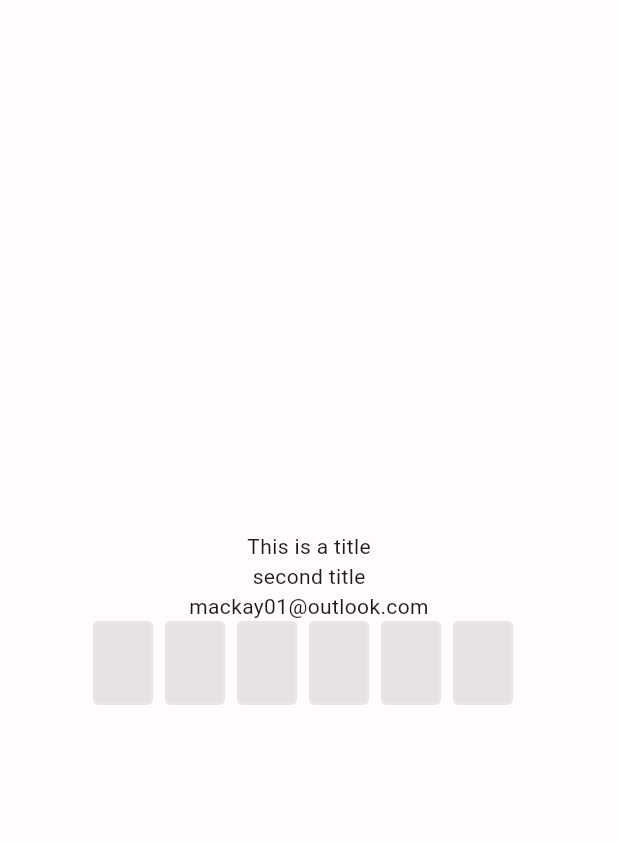
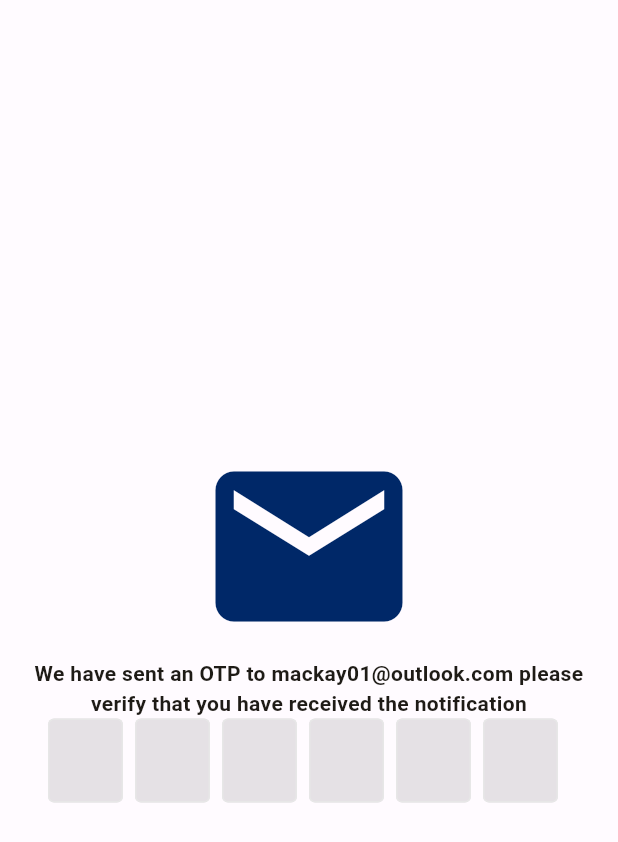
Before and after one commit to enocknkhoma/Season-Organics-Mobile, a Flutter app: the OTPScreen screen opened directly, on a phone screen of 412 x 824 dp. Shown: the top 842 px of the screen. Run offline on Flutter 3.47's test engine with Material 2 defaults, Android fonts, the phone set to English and light mode, and no system bars; drawn by our look-alikes of flutter_otp_text_field; our stand-ins replace flutter_spinkit, get, google_nav_bar, line_awesome_flutter, shared_preferences; accounts and stored records are empty.

Commit message:
second uplaod

```diff
--- a/season/lib/main.dart
+++ b/season/lib/main.dart
@@ -14,6 +14,7 @@ void main() async {
   WidgetsFlutterBinding.ensureInitialized();
   runApp(
     GetMaterialApp(
+
       debugShowCheckedModeBanner: false,
       title: 'Season Organics',
       theme: ThemeData(
@@ -53,7 +54,7 @@ void main() async {
         ),
       ),
       // home:MyHome(),
-      home: Authentication(),
+      home: const Authentication(),
     ),
   );
 }
--- a/season/lib/view/authentication/otp.dart
+++ b/season/lib/view/authentication/otp.dart
@@ -1,5 +1,7 @@
 import 'package:flutter/material.dart';
 import 'package:flutter_otp_text_field/flutter_otp_text_field.dart';
+import 'package:get/get.dart';
+import 'package:season/widget/bottomnavbar.dart';
 
 class OTPScreen extends StatelessWidget {
   const OTPScreen({super.key});
@@ -12,28 +14,31 @@ class OTPScreen extends StatelessWidget {
         child: Column(
           mainAxisAlignment: MainAxisAlignment.center,
           children: [
-            const Text('This is a title'),
-            const Text('second title'),
-            const Text('mackay01@outlook.com', textAlign: TextAlign.center,),
+            Icon(
+              Icons.mail,
+              size: 150,
+              color: Theme.of(context).colorScheme.primary,
+            ),
+            const Text(
+              'We have sent an OTP to mackay01@outlook.com please verify that you have received the notification',
+              textAlign: TextAlign.center,
+              style: TextStyle(
+                fontWeight: FontWeight.bold,
+              ),
+            ),
             OtpTextField(
               fillColor: Colors.black.withOpacity(0.1),
               filled: true,
               numberOfFields: 6,
-              borderColor: Color(0xFF512DA8),
+              autoFocus: true,
+              fieldWidth: 50,
+              borderWidth: 1,
+              borderColor: Theme.of(context).colorScheme.primary,
               showFieldAsBox: true,
-              onCodeChanged: (String code) {
-              },
+              onCodeChanged: (String code) {},
               //runs when every textfield is filled should make an api call
               onSubmit: (String verificationCode) {
-                showDialog(
-                    context: context,
-                    builder: (context) {
-                      return AlertDialog(
-                        title: const Text("Verification Code"),
-                        content: Text('Code entered is $verificationCode'),
-                      );
-                    },
-                    );
+                Get.to(() => BottomNavBar());
               }, // end onSubmit
             ),
           ],
```
Also changed, not shown: season/lib/view/authentication/authentication.dart (+21 -34 lines), 8 other files.
